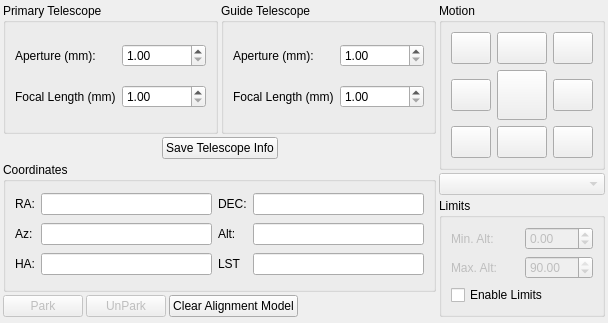
Qt form kstars/ekos/mount/mount.ui (KDE/kstars) before a commit.
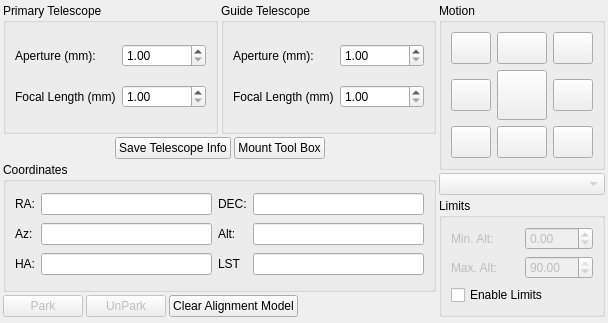
The same form after that commit.

Commit message: Initial work for Mount Tool Box in QML. Removing obsolete unused PNG icons

Diff of the .ui file:
```diff
--- a/kstars/ekos/mount/mount.ui
+++ b/kstars/ekos/mount/mount.ui
@@ -157,6 +157,13 @@
            </property>
           </widget>
          </item>
+         <item>
+          <widget class="QPushButton" name="mountToolBoxB">
+           <property name="text">
+            <string>Mount Tool Box</string>
+           </property>
+          </widget>
+         </item>
          <item>
           <spacer name="horizontalSpacer_3">
            <property name="orientation">
```
Left out of the diff: 4 changed lines with no effect on the pictures. The commit also changes 9 other files.
